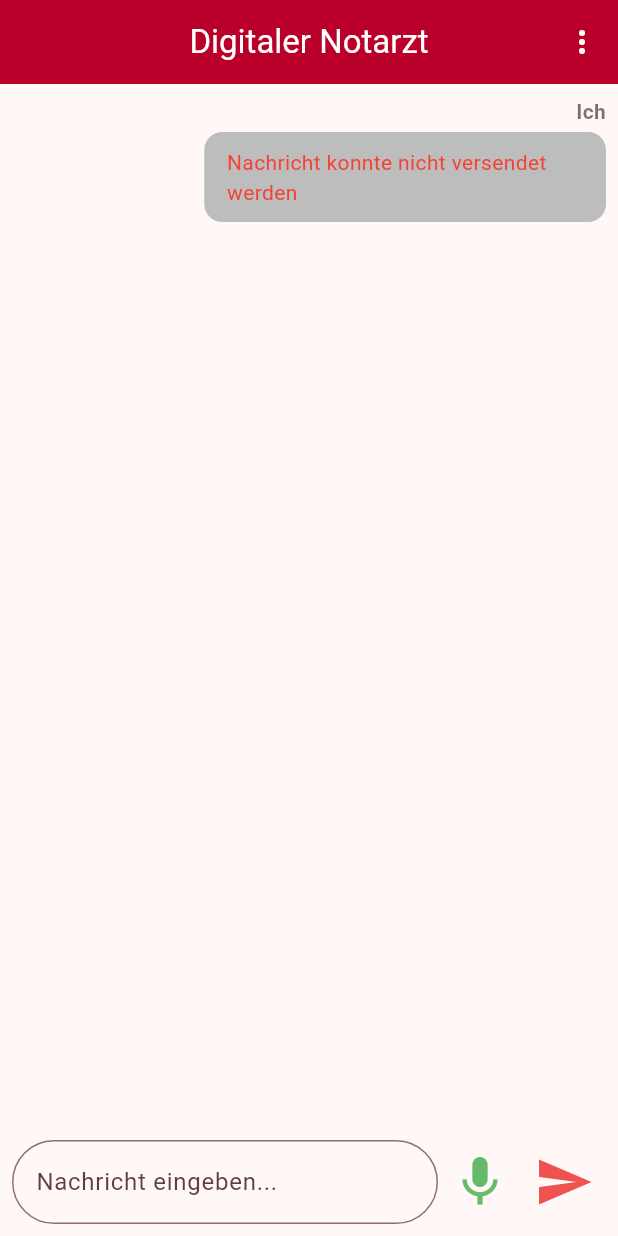
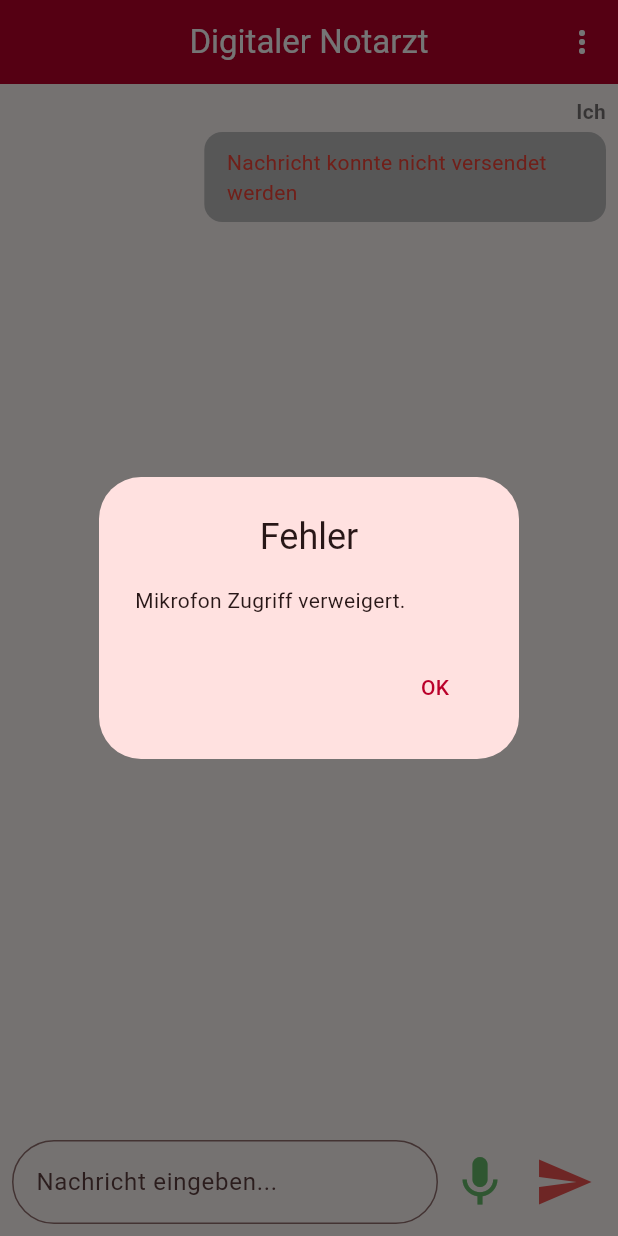
Before and after one commit to Digitaler-Notarzt/dn_frontend, a Flutter app: the screen it shows after launch, after a tap on the "mic" icon, on a phone screen of 412 x 824 dp. Run offline on Flutter 3.47's test engine with Material 3 defaults, Android fonts, the phone set to English and light mode, and no system bars; missing offline and left inert: record.

Commit message:
Fixed imports and added consts. * Upgraded packages

```diff
--- a/lib/microphone_helper.dart
+++ b/lib/microphone_helper.dart
@@ -1,5 +1,6 @@
 import 'dart:convert';
 
+import 'package:digitaler_notarzt/error_helper.dart';
 import 'package:digitaler_notarzt/wss_helper.dart';
 import 'package:record/record.dart';
 import 'package:web_socket_channel/web_socket_channel.dart';
@@ -32,6 +33,7 @@ class MicrophoneHelper {
     final hasPermission = await streamer.hasPermission();
     if (!hasPermission) {
       print("Microphone permission denied");
+      ErrorNotifier().showError("Mikrofon Zugriff verweigert.");
       return;
     }
     isStreaming = true;
@@ -55,6 +57,8 @@ class MicrophoneHelper {
         lastStreamSuccess = await _wssHelper.streamAudio(_audioStreamSubscription);
       } else {
         lastStreamSuccess = false;
+        streamer.stop();
+        isStreaming = false;
         throw Exception("Backend not reachable");
       }
       //isStreaming = true;
--- a/lib/widgets/error_listener.dart
+++ b/lib/widgets/error_listener.dart
@@ -17,7 +17,7 @@ class ErrorListener extends StatelessWidget {
               context: context,
               builder: (context) {
                 return AlertDialog(
-                  title: Text('Fehler'),
+                  title: const Text('Fehler', textAlign: TextAlign.center,),
                   content: Text(errorMessage),
                   actions: [
                     TextButton(
@@ -25,7 +25,7 @@ class ErrorListener extends StatelessWidget {
                         ErrorNotifier().clearError();
                         Navigator.of(context).pop();
                       },
-                      child: Text('OK'),
+                      child: const Text('OK'),
                     ),
                   ],
                 );
--- a/lib/wss_helper.dart
+++ b/lib/wss_helper.dart
@@ -1,6 +1,5 @@
 import 'dart:async';
 import 'dart:convert';
-import 'dart:math';
 import 'package:digitaler_notarzt/error_helper.dart';
 import 'package:web_socket_channel/web_socket_channel.dart';
 import 'package:web_socket_channel/status.dart' as status;
@@ -8,7 +7,7 @@ import 'package:web_socket_channel/status.dart' as status;
 class WssHelper {
   late WebSocketChannel _channel;
   String jwt =
-      "eyJhbGciOiJIUzI1NiIsInR5cCI6IkpXVCJ9.eyJzdWIiOiIyIiwiZXhwIjoxNzM2MDIzOTU1fQ.Jy9ERWwRWpKdekW_DFyoNZ_rMtI1F_ceCFXDGlZxfik";
+      "eyJhbGciOiJIUzI1NiIsInR5cCI6IkpXVCJ9.eyJzdWIiOiIyIiwiZXhwIjoxNzM2MDk4OTg1fQ.TyvTMHnXVreTsQE_lTS6xj1Ck6_JvVOm3AMsD3E-pK8";
   Completer<void>? _streamingCompleter;
 
   Future<bool> initialize(String backendUrl) async {
```
Also changed, not shown: pubspec.lock.
